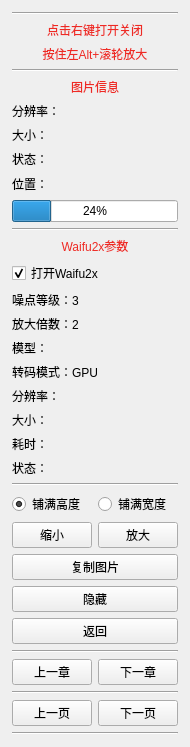
tonquer/picacg-qt, file ui/readimg.ui: the form before one commit.
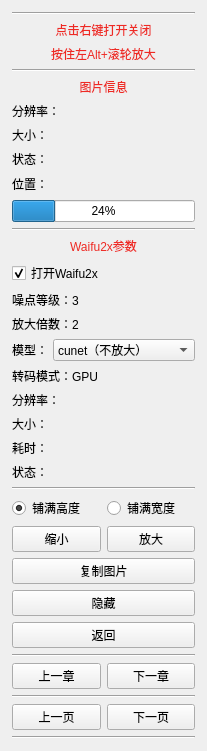
The form after the commit.

```diff
--- a/ui/readimg.ui
+++ b/ui/readimg.ui
@@ -217,11 +217,45 @@
         </widget>
        </item>
        <item>
-        <widget class="QLabel" name="modelLabel">
-         <property name="text">
-          <string>模型：</string>
-         </property>
-        </widget>
+        <layout class="QHBoxLayout" name="horizontalLayout_6">
+         <item>
+          <widget class="QLabel" name="label_8">
+           <property name="maximumSize">
+            <size>
+             <width>35</width>
+             <height>16777215</height>
+            </size>
+           </property>
+           <property name="text">
+            <string>模型：</string>
+           </property>
+          </widget>
+         </item>
+         <item>
+          <widget class="QComboBox" name="modelBox">
+           <item>
+            <property name="text">
+             <string extracomment="效果好，不放大">cunet（不放大）</string>
+            </property>
+           </item>
+           <item>
+            <property name="text">
+             <string extracomment="效果好，2倍放大">cunet</string>
+            </property>
+           </item>
+           <item>
+            <property name="text">
+             <string extracomment="写真，速度快，2倍放大">photo</string>
+            </property>
+           </item>
+           <item>
+            <property name="text">
+             <string extracomment="动漫，速度快，2倍放大">anime_style_art_rgb</string>
+            </property>
+           </item>
+          </widget>
+         </item>
+        </layout>
        </item>
        <item>
         <widget class="QLabel" name="label_9">
```
Left out of the diff: 49 changed lines with no effect on the pictures.
